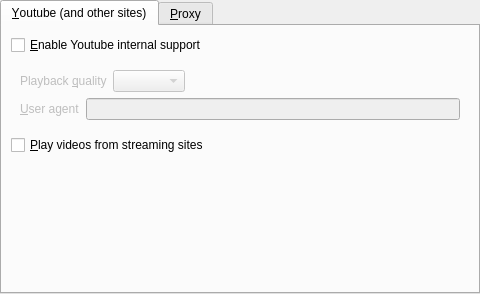
Old version of the form src/prefnetwork.ui in the repository wilbert2000/wzplayer.
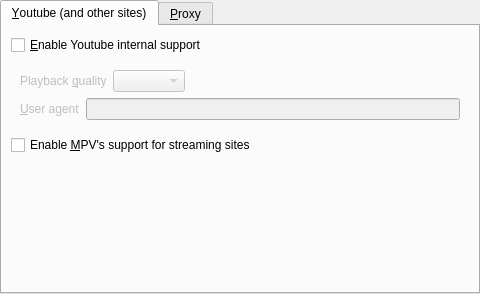
New version of the form.

Commit message: Rename the option to enable support for streaming sites

Diff of the .ui file:
```diff
--- a/src/prefnetwork.ui
+++ b/src/prefnetwork.ui
@@ -90,7 +90,7 @@
        <item>
         <widget class="QCheckBox" name="streaming_check">
          <property name="text">
-          <string>&amp;Play videos from streaming sites</string>
+          <string>Enable &amp;MPV's support for streaming sites</string>
          </property>
         </widget>
        </item>
```
The commit also changes 1 other file.
